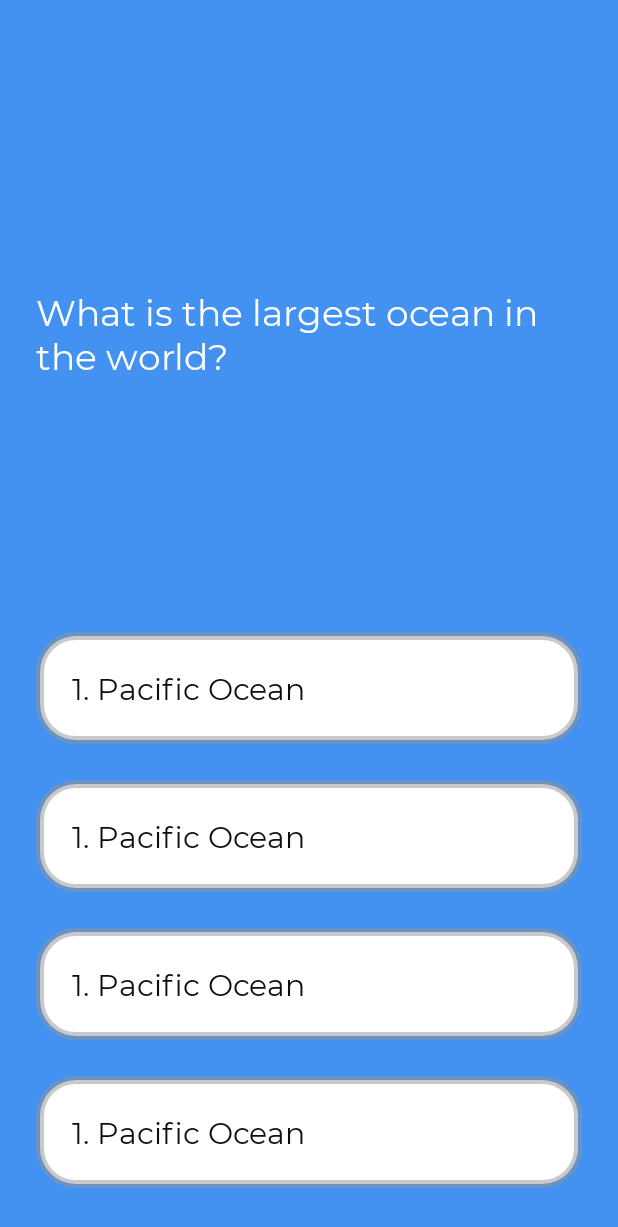
After one commit to ismail-creatvt/Moderator, an Android app: the layout fragment_question.xml on its own in the app's theme, with its tools: preview values and no code run, on a phone screen of 412 x 824 dp. The commit adds this screen. Shown: the top 1227 px of the screen. Run offline under Robolectric (Android 15) with nearby library versions, the light colour scheme and no system bars.

Commit message:
question fragment ui done

```diff
--- a/app/build.gradle
+++ b/app/build.gradle
@@ -41,6 +41,7 @@ dependencies {
     implementation 'com.google.firebase:firebase-storage:19.1.1'
 
     implementation 'com.github.bumptech.glide:glide:4.11.0'
+    implementation 'androidx.legacy:legacy-support-v4:1.0.0'
     annotationProcessor 'com.github.bumptech.glide:compiler:4.11.0'
 
     testImplementation 'junit:junit:4.12'
--- /dev/null
+++ b/app/src/main/res/drawable/option_box_background.xml
@@ -0,0 +1,6 @@
+<?xml version="1.0" encoding="utf-8"?>
+<shape xmlns:android="http://schemas.android.com/apk/res/android">
+    <solid android:color="@android:color/white"/>
+    <stroke android:width="5dp" android:color="#80949494"/>
+    <corners android:radius="24dp"/>
+</shape>
--- /dev/null
+++ b/app/src/main/res/drawable/option_box_background_green.xml
@@ -0,0 +1,6 @@
+<?xml version="1.0" encoding="utf-8"?>
+<shape xmlns:android="http://schemas.android.com/apk/res/android">
+    <solid android:color="#00AC26"/>
+    <stroke android:width="5dp" android:color="#F36256"/>
+    <corners android:radius="24dp"/>
+</shape>
--- /dev/null
+++ b/app/src/main/res/drawable/option_box_background_red.xml
@@ -0,0 +1,6 @@
+<?xml version="1.0" encoding="utf-8"?>
+<shape xmlns:android="http://schemas.android.com/apk/res/android">
+    <solid android:color="#FF1F00"/>
+    <stroke android:width="5dp" android:color="#F36256"/>
+    <corners android:radius="24dp"/>
+</shape>
--- /dev/null
+++ b/app/src/main/res/drawable/option_box_green_selector.xml
@@ -0,0 +1,5 @@
+<?xml version="1.0" encoding="utf-8"?>
+<selector xmlns:android="http://schemas.android.com/apk/res/android">
+    <item android:drawable="@drawable/option_box_background_green" android:state_checked="true"/>
+    <item android:drawable="@drawable/option_box_background" android:state_checked="false"/>
+</selector>
--- /dev/null
+++ b/app/src/main/res/drawable/option_box_red_selector.xml
@@ -0,0 +1,5 @@
+<?xml version="1.0" encoding="utf-8"?>
+<selector xmlns:android="http://schemas.android.com/apk/res/android">
+    <item android:drawable="@drawable/option_box_background_red" android:state_checked="true"/>
+    <item android:drawable="@drawable/option_box_background" android:state_checked="false"/>
+</selector>
--- a/app/src/main/res/layout/activity_home.xml
+++ b/app/src/main/res/layout/activity_home.xml
@@ -119,7 +119,7 @@
             android:layout_width="wrap_content"
             android:layout_height="wrap_content"
             android:layout_marginBottom="16dp"
-            app:layout_constraintBottom_toTopOf="@id/floatingActionButton"
+            app:layout_constraintBottom_toTopOf="@id/take_quiz_button"
             app:layout_constraintEnd_toEndOf="parent"
             app:layout_constraintStart_toStartOf="parent"
             app:singleSelection="true">
@@ -165,7 +165,7 @@
         </com.google.android.material.chip.ChipGroup>
 
         <com.google.android.material.floatingactionbutton.ExtendedFloatingActionButton
-            android:id="@+id/floatingActionButton"
+            android:id="@+id/take_quiz_button"
             style="@style/Widget.MaterialComponents.ExtendedFloatingActionButton"
             android:layout_width="wrap_content"
             android:layout_height="wrap_content"
--- /dev/null
+++ b/app/src/main/res/layout/fragment_question.xml
@@ -0,0 +1,98 @@
+<?xml version="1.0" encoding="utf-8"?>
+<androidx.constraintlayout.widget.ConstraintLayout xmlns:android="http://schemas.android.com/apk/res/android"
+    xmlns:app="http://schemas.android.com/apk/res-auto"
+    xmlns:tools="http://schemas.android.com/tools"
+    android:layout_width="match_parent"
+    android:layout_height="match_parent"
+    tools:context=".quiz.QuestionFragment"
+    android:background="@color/colorBlue">
+
+
+    <CheckBox
+        android:id="@+id/checkBox4"
+        android:layout_width="0dp"
+        android:layout_height="wrap_content"
+        android:layout_marginStart="24dp"
+        android:layout_marginEnd="24dp"
+        android:layout_marginBottom="32dp"
+        android:padding="24dp"
+        tools:text="1. Pacific Ocean"
+        android:button="@null"
+        android:textSize="20sp"
+        android:textColor="@color/textColorDark"
+        android:fontFamily="@font/montserrat_regular"
+        android:background="@drawable/option_box_background"
+        app:layout_constraintBottom_toBottomOf="parent"
+        app:layout_constraintEnd_toEndOf="parent"
+        app:layout_constraintStart_toStartOf="parent" />
+
+    <TextView
+        android:id="@+id/textView3"
+        android:layout_width="0dp"
+        android:layout_height="wrap_content"
+        android:layout_marginStart="24dp"
+        android:layout_marginTop="24dp"
+        android:layout_marginEnd="24dp"
+        android:fontFamily="@font/montserrat_regular"
+        android:textColor="@android:color/white"
+        android:textSize="24sp"
+        app:layout_constraintBottom_toTopOf="@+id/checkBox"
+        app:layout_constraintEnd_toEndOf="parent"
+        app:layout_constraintStart_toStartOf="parent"
+        app:layout_constraintTop_toTopOf="parent"
+        tools:text="What is the largest ocean in the world?" />
+
+    <CheckBox
+        android:id="@+id/checkBox"
+        android:layout_width="0dp"
+        android:layout_height="wrap_content"
+        android:layout_marginStart="24dp"
+        android:layout_marginEnd="24dp"
+        android:layout_marginBottom="24dp"
+        android:padding="24dp"
+        tools:text="1. Pacific Ocean"
+        android:button="@null"
+        android:textSize="20sp"
+        android:textColor="@color/textColorDark"
+        android:fontFamily="@font/montserrat_regular"
+        android:background="@drawable/option_box_background"
+        app:layout_constraintBottom_toTopOf="@+id/checkBox2"
+        app:layout_constraintEnd_toEndOf="parent"
+        app:layout_constraintStart_toStartOf="parent" />
+
+    <CheckBox
+        android:id="@+id/checkBox2"
+        android:layout_width="0dp"
+        android:layout_height="wrap_content"
+        android:layout_marginStart="24dp"
+        android:layout_marginEnd="24dp"
+        android:layout_marginBottom="24dp"
+        android:padding="24dp"
+        tools:text="1. Pacific Ocean"
+        android:button="@null"
+        android:textSize="20sp"
+        android:textColor="@color/textColorDark"
+        android:fontFamily="@font/montserrat_regular"
+        android:background="@drawable/option_box_background"
+        app:layout_constraintBottom_toTopOf="@+id/checkBox3"
+        app:layout_constraintEnd_toEndOf="parent"
+        app:layout_constraintStart_toStartOf="parent" />
+
+    <CheckBox
+        android:id="@+id/checkBox3"
+        android:layout_width="0dp"
+        android:layout_height="wrap_content"
+        android:layout_marginStart="24dp"
+        android:layout_marginEnd="24dp"
+        android:layout_marginBottom="24dp"
+        android:padding="24dp"
+        tools:text="1. Pacific Ocean"
+        android:button="@null"
+        android:textSize="20sp"
+        android:textColor="@color/textColorDark"
+        android:fontFamily="@font/montserrat_regular"
+        android:background="@drawable/option_box_background"
+        app:layout_constraintBottom_toTopOf="@+id/checkBox4"
+        app:layout_constraintEnd_toEndOf="parent"
+        app:layout_constraintStart_toStartOf="parent" />
+</androidx.constraintlayout.widget.ConstraintLayout>
--- a/app/src/main/res/values/strings.xml
+++ b/app/src/main/res/values/strings.xml
@@ -20,4 +20,7 @@
     <string name="level_1">Level 1</string>
     <string name="ismail_shaikh">Ismail Shaikh</string>
 
+    <!-- TODO: Remove or change this placeholder text -->
+    <string name="hello_blank_fragment">Hello blank fragment</string>
+
 </resources>
```
Also changed, not shown: app/src/main/java/com/ismail/creatvt/moderator/home/HomeActivity.kt (+6 -1 lines), app/src/main/java/com/ismail/creatvt/moderator/quiz/QuestionFragment.kt (added, +62 -0 lines), app/src/main/res/layout/activity_quiz.xml (+22 -0 lines), app/src/main/java/com/ismail/creatvt/moderator/quiz/QuizActivity.kt (line endings or trailing spaces).
